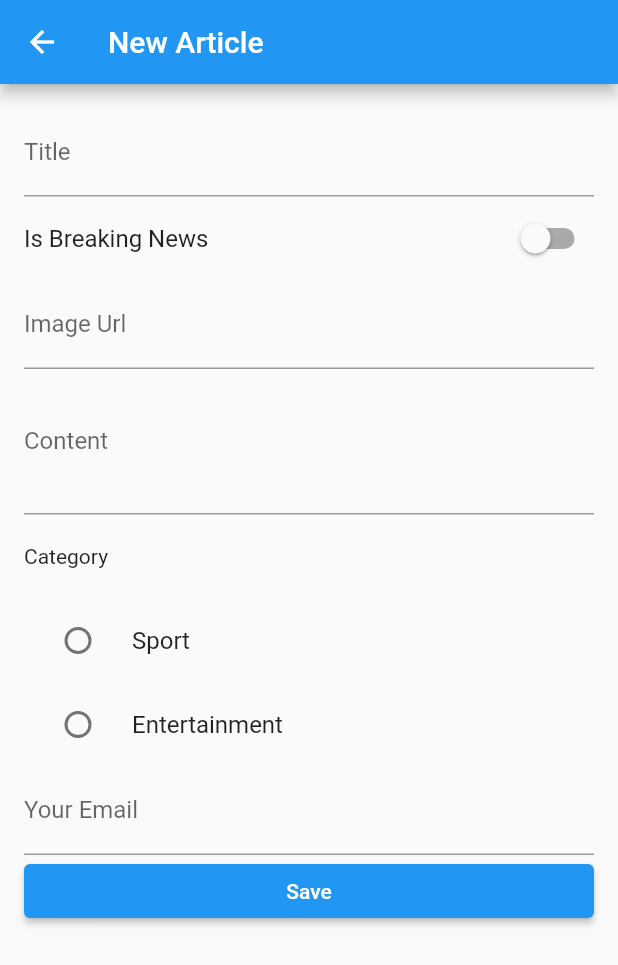
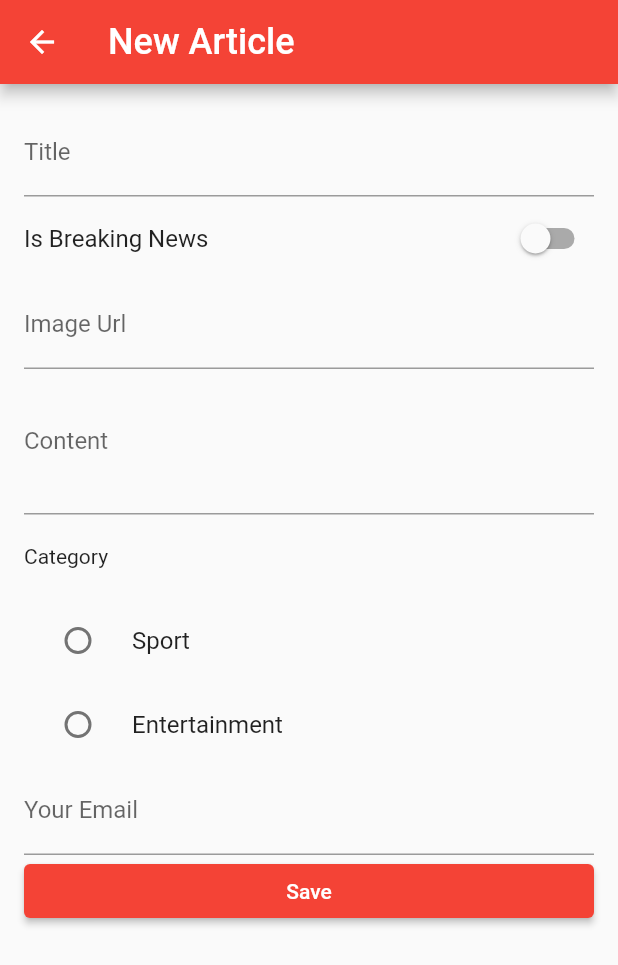
Before and after one commit to muzahidul-opti/flutter-test-drive, a Flutter app: the screen it shows after launch, after a tap on the "add" icon, on a phone screen of 412 x 824 dp. Shown: the top 965 px of the screen. Run offline on Flutter 3.47's test engine with Material 2 defaults, Android fonts, the phone set to English and light mode, and no system bars; network calls fail.

Commit message:
Dynamic theme implemented

```diff
--- a/lib/main.dart
+++ b/lib/main.dart
@@ -5,6 +5,19 @@ import 'package:flutter_application_1/pages/main_page.dart';
 void main() {
   runApp(const MyApp());
 }
+
+final lightTheme = ThemeData(
+  textTheme: const TextTheme(
+    titleLarge: TextStyle(fontSize: 24)
+  )
+);
+
+final darkTheme = ThemeData(
+  brightness: Brightness.dark,
+  textTheme: const TextTheme(
+    titleLarge: TextStyle(fontSize: 24)
+  )
+);
 
 class MyApp extends StatelessWidget {
   const MyApp({super.key});
@@ -14,7 +27,15 @@ class MyApp extends StatelessWidget {
   Widget build(BuildContext context) {
     return MaterialApp(
       title: 'Flutter UI widgets',
-      home: MainPage(),
+      theme: lightTheme.copyWith(
+        platform: TargetPlatform.android,
+        colorScheme: lightTheme.colorScheme.copyWith(
+          primary: Colors.red,
+          secondary: Colors.green
+        )
+      ),
+      darkTheme:darkTheme,
+      home: const MainPage(),
     );
   }
 }
```
